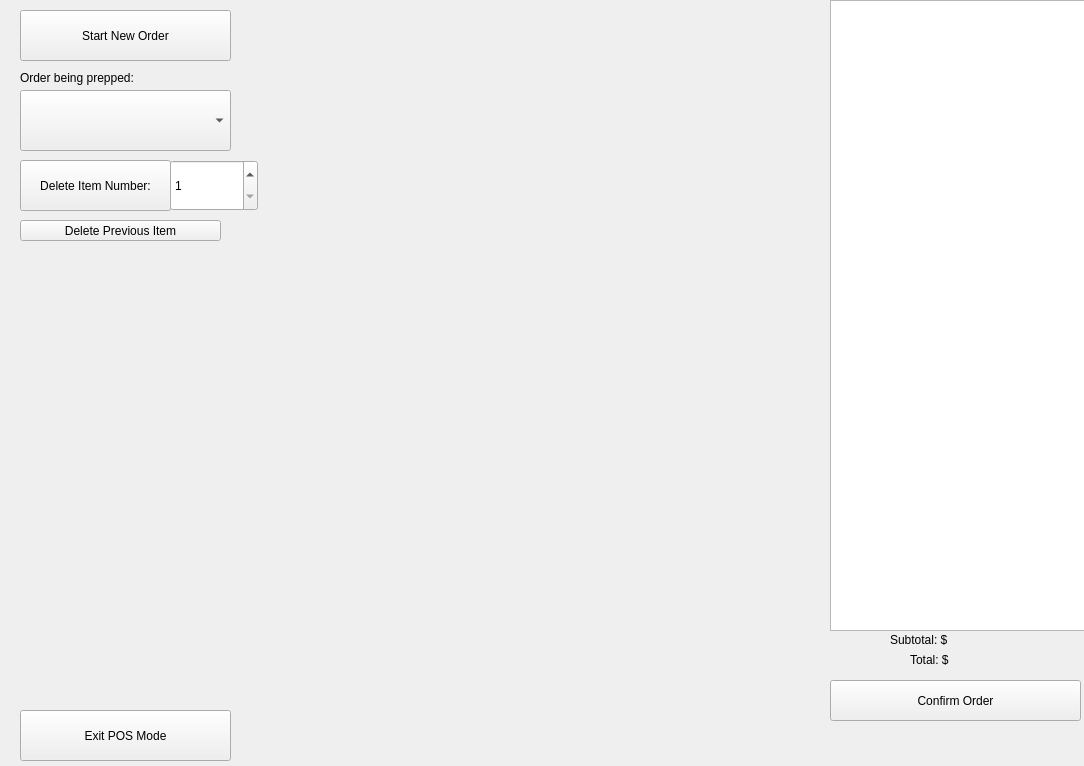
Old version of the form POSModeWidget.ui in the repository Ciccio526/BestoPOSo.
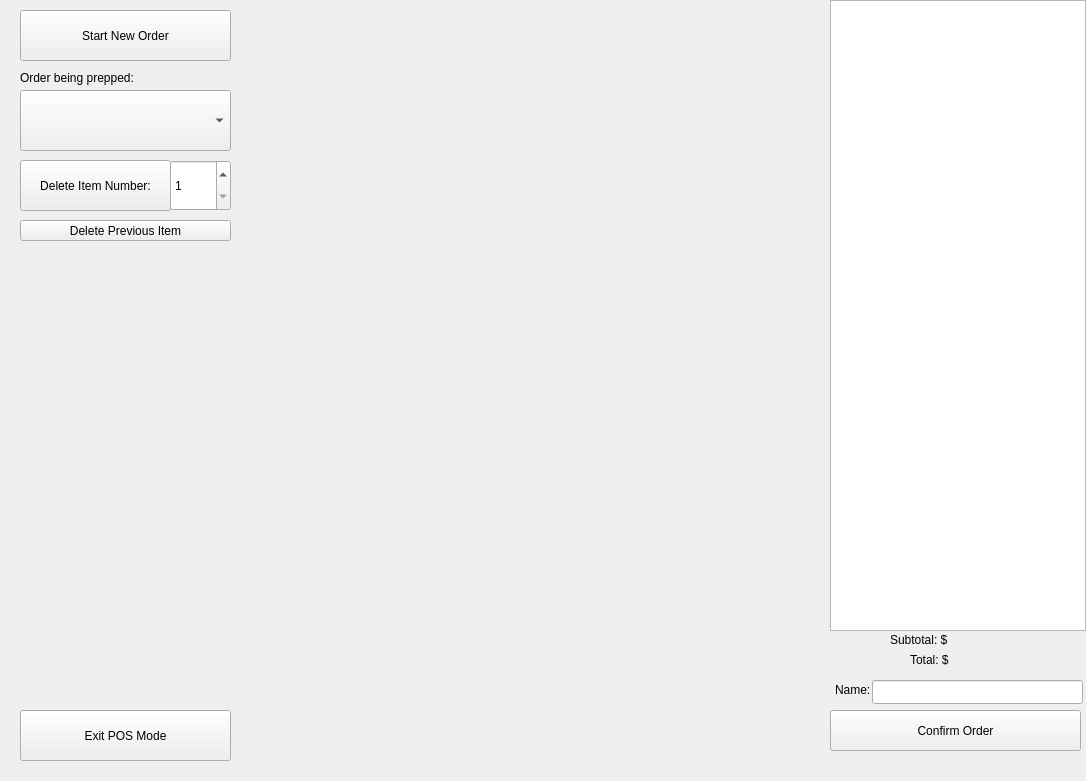
New version of the form.

```diff
--- a/POSModeWidget.ui
+++ b/POSModeWidget.ui
@@ -9,8 +9,8 @@
    <rect>
     <x>0</x>
     <y>0</y>
-    <width>1084</width>
-    <height>766</height>
+    <width>1086</width>
+    <height>781</height>
    </rect>
   </property>
   <property name="windowTitle">
@@ -94,7 +94,7 @@
    <property name="geometry">
     <rect>
      <x>830</x>
-     <y>680</y>
+     <y>710</y>
      <width>251</width>
      <height>41</height>
     </rect>
@@ -134,7 +134,7 @@
     <rect>
      <x>170</x>
      <y>160</y>
-     <width>88</width>
+     <width>61</width>
      <height>51</height>
     </rect>
    </property>
@@ -160,7 +160,7 @@
     <rect>
      <x>20</x>
      <y>220</y>
-     <width>201</width>
+     <width>211</width>
      <height>21</height>
     </rect>
    </property>
@@ -207,6 +207,42 @@
     <string>Exit POS Mode</string>
    </property>
   </widget>
+  <widget class="QLabel" name="errorLabel">
+   <property name="geometry">
+    <rect>
+     <x>830</x>
+     <y>760</y>
+     <width>251</width>
+     <height>16</height>
+    </rect>
+   </property>
+   <property name="text">
+    <string/>
+   </property>
+  </widget>
+  <widget class="QLineEdit" name="nameInputBox">
+   <property name="geometry">
+    <rect>
+     <x>872</x>
+     <y>680</y>
+     <width>211</width>
+     <height>24</height>
+    </rect>
+   </property>
+  </widget>
+  <widget class="QLabel" name="label_4">
+   <property name="geometry">
+    <rect>
+     <x>835</x>
+     <y>680</y>
+     <width>49</width>
+     <height>20</height>
+    </rect>
+   </property>
+   <property name="text">
+    <string>Name:</string>
+   </property>
+  </widget>
  </widget>
  <layoutdefault spacing="6" margin="11"/>
  <resources/>
```
